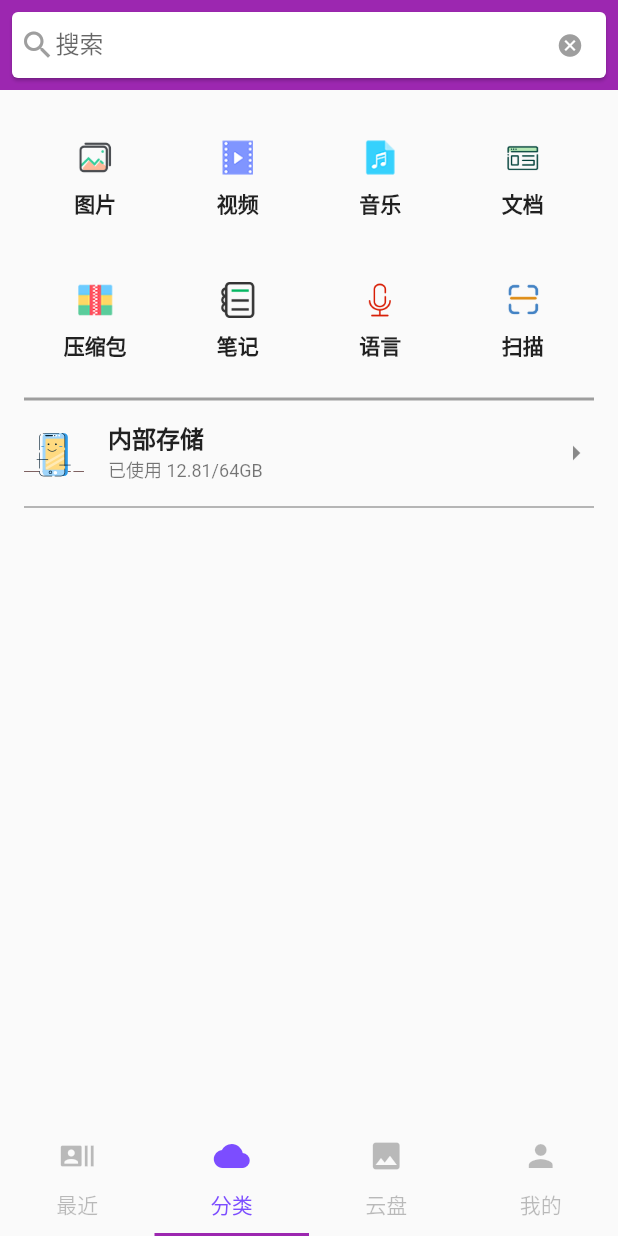
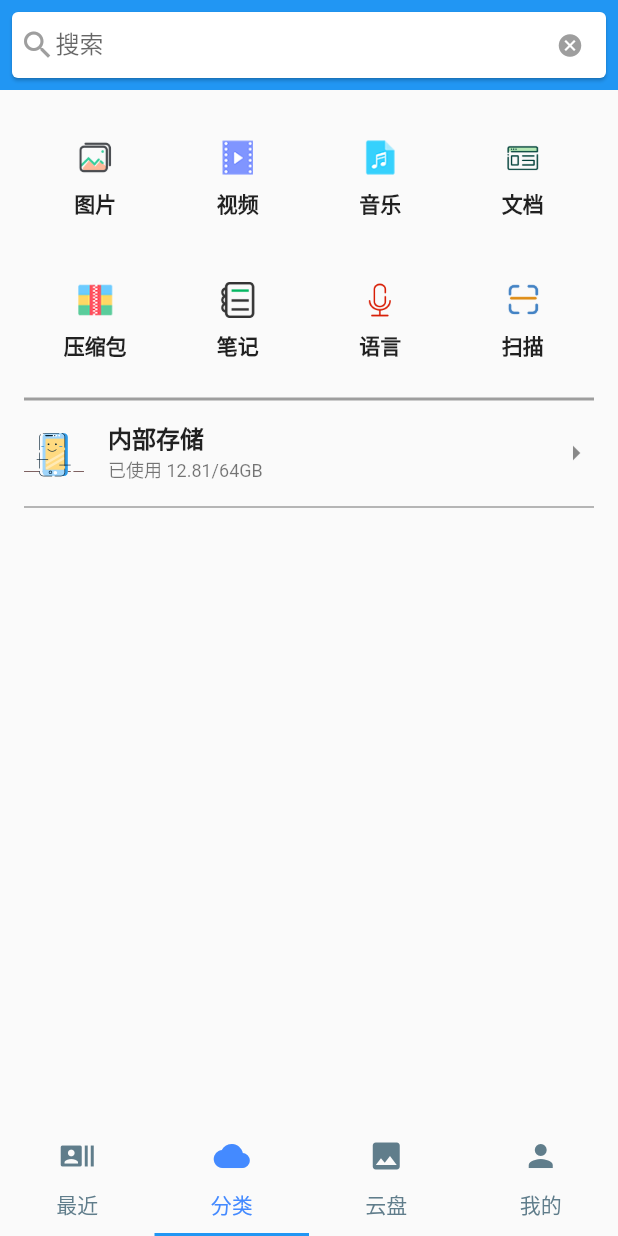
Before and after one commit to RengaoWu/bytes_cloud, a Flutter app: the screen it shows after launch, item 2 of the bottom bar chosen, on a phone screen of 412 x 824 dp. Run offline on Flutter 3.47's test engine with Material 2 defaults, Android fonts, the phone set to English and light mode, and no system bars; our stand-ins replace dio, event_bus, extended_image, flutter_markdown, fluttertoast and 5 more; missing offline and left inert: dart:ffi, flutter_filereader, flutter_fullpdfview, multi_image_picker, thumbnails; accounts and stored records are empty; Roboto replaces fonts that are missing (NotoSansSC).

```diff
--- a/lib/HomeRout.dart
+++ b/lib/HomeRout.dart
@@ -39,8 +39,8 @@ class HomeRouteState extends State<HomeRoute>
       bottomNavigationBar: new Material(
         child: new TabBar(
             controller: tabController,
-            labelColor: Colors.deepPurpleAccent,
-            unselectedLabelColor: Colors.black26,
+            labelColor: Colors.blueAccent,
+            unselectedLabelColor: Colors.blueGrey,
             tabs: <Widget>[
               new Tab(
                 text: '最近',
--- a/lib/common.dart
+++ b/lib/common.dart
@@ -1,12 +1,9 @@
 import 'dart:io';
 
 import 'package:bytes_cloud/utils/Constants.dart';
-import 'package:bytes_cloud/utils/FileUtil.dart';
 import 'package:flutter/cupertino.dart';
-import 'package:flutter/foundation.dart';
 import 'package:shared_preferences/shared_preferences.dart';
 import 'package:path/path.dart' as p;
-import 'package:thumbnails/thumbnails.dart';
 
 class Common {
   factory Common() => _getInstance();
--- a/lib/main.dart
+++ b/lib/main.dart
@@ -17,7 +17,7 @@ class MyApp extends StatelessWidget {
     return MaterialApp(
       title: 'Flutter Demo',
       theme: ThemeData(
-        primarySwatch: Colors.purple,
+        primarySwatch: Colors.blue,
         fontFamily: 'NotoSansSC',
       ),
       home: HomeRoute(),
--- a/lib/utils/FileTypeUtils.dart
+++ b/lib/utils/FileTypeUtils.dart
@@ -7,6 +7,11 @@ class FileTypeUtils {
   static const String ARG_ZIP = '压缩包';
   static const String ARG_MUSIC = '音乐';
   static const String ARG_VIDEO = '视频';
+
+  static const _A = Text(
+    'A',
+    style: TextStyle(fontSize: 14),
+  );
 
   static void convert(String type, Map<String, Widget> type2Icon,
       Map<String, String> ext2Type) {
@@ -32,7 +37,7 @@ class FileTypeUtils {
 
   // 文档类型
   static Map<String, Widget> documentType2Icon = {
-    Constants.TYPE_ALL: Text('A'),
+    Constants.TYPE_ALL: _A,
     Constants.TYPE_DOC: Image.asset(Constants.DOC),
     Constants.TYPE_XLS: Image.asset(Constants.EXCEL),
     Constants.TYPE_PPT: Image.asset(Constants.PPT),
@@ -52,7 +57,7 @@ class FileTypeUtils {
 
   // 压缩文件
   static Map<String, Widget> zipType2Icon = {
-    Constants.TYPE_ALL: Text('A'),
+    Constants.TYPE_ALL: _A,
     Constants.TYPE_ZIP: Image.asset(Constants.ZIP),
     Constants.TYPE_RAR: Image.asset(Constants.RAR),
     Constants.TYPE_7Z: Image.asset(Constants.Z7),
@@ -66,7 +71,7 @@ class FileTypeUtils {
 
   // 音频
   static Map<String, Widget> musicType2Icon = {
-    Constants.TYPE_ALL: Text('A'),
+    Constants.TYPE_ALL: _A,
     Constants.TYPE_MP3: Image.asset(Constants.MP3),
     Constants.TYPE_WAV: Image.asset(Constants.WAV),
     Constants.TYPE_FLAC: Image.asset(Constants.FLAC),
@@ -81,7 +86,7 @@ class FileTypeUtils {
 
   // 视频
   static Map<String, Widget> videoType2Icon = {
-    Constants.TYPE_ALL: Text('A'),
+    Constants.TYPE_ALL: _A,
     Constants.TYPE_MP4: Image.asset(Constants.MP4),
     Constants.TYPE_AVI: Image.asset(Constants.AVI),
     Constants.TYPE_FLV: Image.asset(Constants.FLV),
```
Also changed, not shown: lib/update/TypeFileSelectorPage.dart (+92 -20 lines), lib/utils/ThumbUtil.dart (+17 -20 lines), lib/utils/UI.dart (+5 -2 lines), 1 other file.
